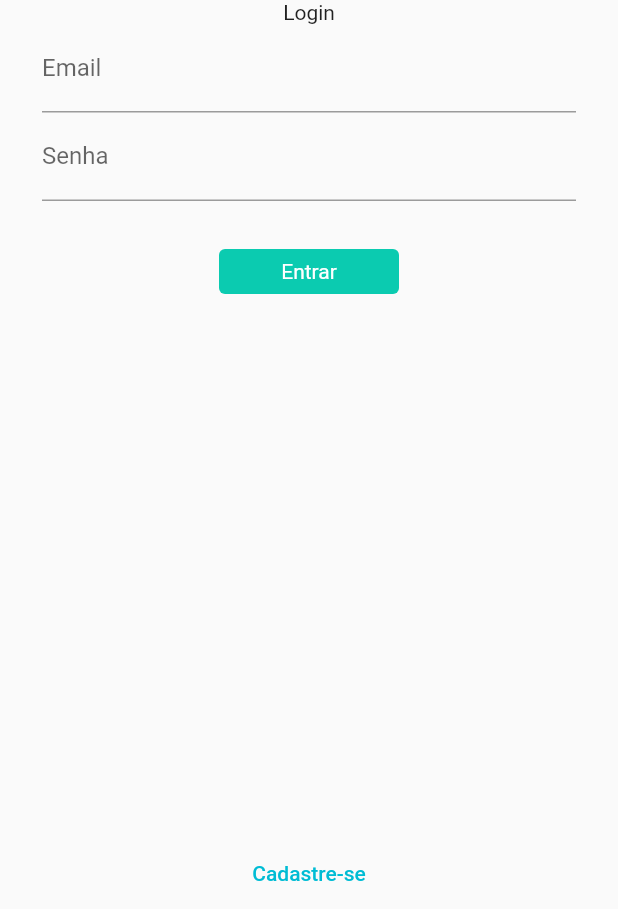
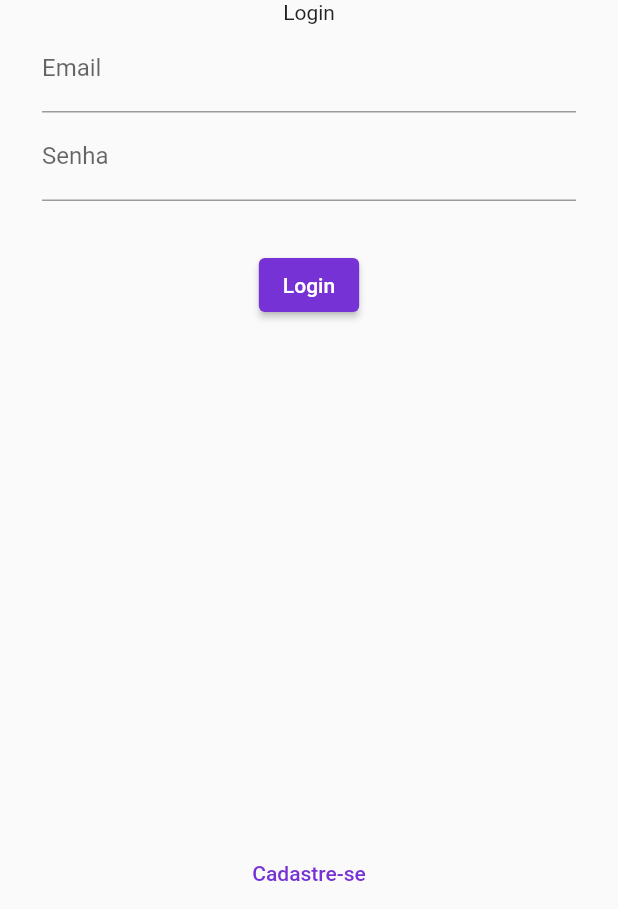
Before and after one commit to CammyFerreira/Projeto_Flutter, a Flutter app: the screen it shows after launch, on a phone screen of 412 x 824 dp, the part 327-1236 px from its top. Run offline on Flutter 3.47's test engine with Material 2 defaults, Android fonts, the phone set to English and light mode, and no system bars; our stand-ins replace email_validator.

Commit message:
Login finalizada

```diff
--- a/projeto_flutter/lib/controllers/login.dart
+++ /dev/null
@@ -1,3 +0,0 @@
-class LoginController {
-
-}
--- /dev/null
+++ b/projeto_flutter/lib/controllers/login_controller.dart
@@ -0,0 +1,19 @@
+import 'package:flutter/material.dart';
+
+class LoginController {
+
+  ValueNotifier<bool> isLoading = ValueNotifier<bool>(false);
+
+  String? _login;
+  setLogin(String value) => _login = value;
+
+  String? _pass;
+  setPass(String value) => _pass = value;
+
+  Future<bool> auth() async {
+    isLoading.value = true;
+    await Future.delayed(const Duration(seconds: 2));
+    isLoading.value = false;
+    return _login == 'adm@adm' && _pass == '123';
+  }
+}
--- a/projeto_flutter/lib/main.dart
+++ b/projeto_flutter/lib/main.dart
@@ -22,7 +22,7 @@ class MyApp extends StatelessWidget {
       routes: {
         '/': (_) => const HomePage(),
         '/splash': (_) => const SplashView(),
-        '/login': (_) => const LoginView(),
+        '/login': (_) => LoginView(),
       },
     );
   }
--- a/projeto_flutter/lib/views/home.dart
+++ b/projeto_flutter/lib/views/home.dart
@@ -11,7 +11,7 @@ class HomePage extends StatefulWidget {
 
 class _MyHomePageState extends State<HomePage> {
   int currentIndex = 0;
-  final screens = const [
+  final screens = [
     HomeView(),
     Text('buscar'),
     Text('categorias'),
--- a/projeto_flutter/lib/views/login.dart
+++ b/projeto_flutter/lib/views/login.dart
@@ -1,14 +1,11 @@
+import 'package:email_validator/email_validator.dart';
 import 'package:flutter/material.dart';
-import 'package:validadores/validadores.dart';
+import 'package:projeto_flutter/controllers/login_controller.dart';
 
-class LoginView extends StatefulWidget {
-  const LoginView({super.key});
+class LoginView extends StatelessWidget {
+  final LoginController _controller = LoginController();
+  LoginView({Key? key}) : super(key: key);
 
-  @override
-  State<LoginView> createState() => _LoginViewState();
-}
-
-class _LoginViewState extends State<LoginView> {
   @override
   Widget build(BuildContext context) {
     final formKey = GlobalKey<FormState>();
@@ -34,11 +31,13 @@ class _LoginViewState extends State<LoginView> {
                 textAlign: TextAlign.start,
               ),
               TextFormField(
+                onChanged: _controller.setLogin,
                 validator: (value) {
                   if (value!.isEmpty) {
-                    return "*campo obrigatório";
-                  } else {
-                    return null;
+                    return "Campo obrigatório";
+                  }
+                  if (!EmailValidator.validate(value, true)) {
+                    return 'Email inválido';
                   }
                 },
                 decoration: const InputDecoration(
@@ -47,11 +46,10 @@ class _LoginViewState extends State<LoginView> {
               ),
               TextFormField(
                 obscureText: true,
+                onChanged: _controller.setPass,
                 validator: (value) {
                   if (value!.isEmpty) {
-                    return "*campo obrigatório";
-                  } else {
-                    return null;
+                    return "Campo obrigatório";
                   }
                 },
                 decoration: const InputDecoration(
@@ -60,32 +58,42 @@ class _LoginViewState extends State<LoginView> {
               ),
               Padding(
                 padding: const EdgeInsets.only(top: 32),
-                child: GestureDetector(
-                  child: Container(
-                    height: 30,
-                    width: 120,
-                    decoration: const BoxDecoration(
-                      color: Color.fromARGB(255, 11, 203, 176),
-                      borderRadius: BorderRadius.all(
-                        Radius.circular(4),
-                      ),
-                    ),
-                    child: const Center(
-                      child: Text(
-                        'Entrar',
-                        style: TextStyle(color: Colors.white),
-                      ),
-                    ),
-                  ),
-                  onTap: () {
-                    if (formKey.currentState!.validate()) {
-                      print('Valido');
-                    }
-                  },
+                child: ValueListenableBuilder<bool>(
+                  valueListenable: _controller.isLoading,
+                  builder: (_, isLoading, __) => isLoading
+                      ? const CircularProgressIndicator()
+                      : ElevatedButton(
+                          style: ElevatedButton.styleFrom(
+                            backgroundColor:
+                                const Color.fromARGB(255, 118, 50, 213),
+                            foregroundColor: Colors.white,
+                          ),
+                          onPressed: () {
+                            if (formKey.currentState!.validate()) {
+                              _controller.auth().then((result) {
+                                if (result) {
+                                  Navigator.of(context)
+                                      .pushReplacementNamed('/');
+                                } else {
+                                  ScaffoldMessenger.of(context).showSnackBar(
+                                    const SnackBar(
+                                      content: Text('Email ou senha inválidos'),
+                                      duration: Duration(seconds: 5),
+                                    ),
+                                  );
+                                }
+                              });
+                            }
+                          },
+                          child: const Text('Login'),
+                        ),
                 ),
               ),
               const Spacer(),
               TextButton(
+                style: TextButton.styleFrom(
+                  foregroundColor: const Color.fromARGB(255, 118, 50, 213),
+                ),
                 onPressed: () {
                   //TODO: Ir para a tela de cadastro
                 },
--- a/projeto_flutter/pubspec.yaml
+++ b/projeto_flutter/pubspec.yaml
@@ -35,6 +35,7 @@ dependencies:
   # The following adds the Cupertino Icons font to your application.
   # Use with the CupertinoIcons class for iOS style icons.
   cupertino_icons: ^1.0.2
+  email_validator: ^2.1.17
 
 dev_dependencies:
   flutter_test:
```
Also changed, not shown: projeto_flutter/pubspec.lock.
